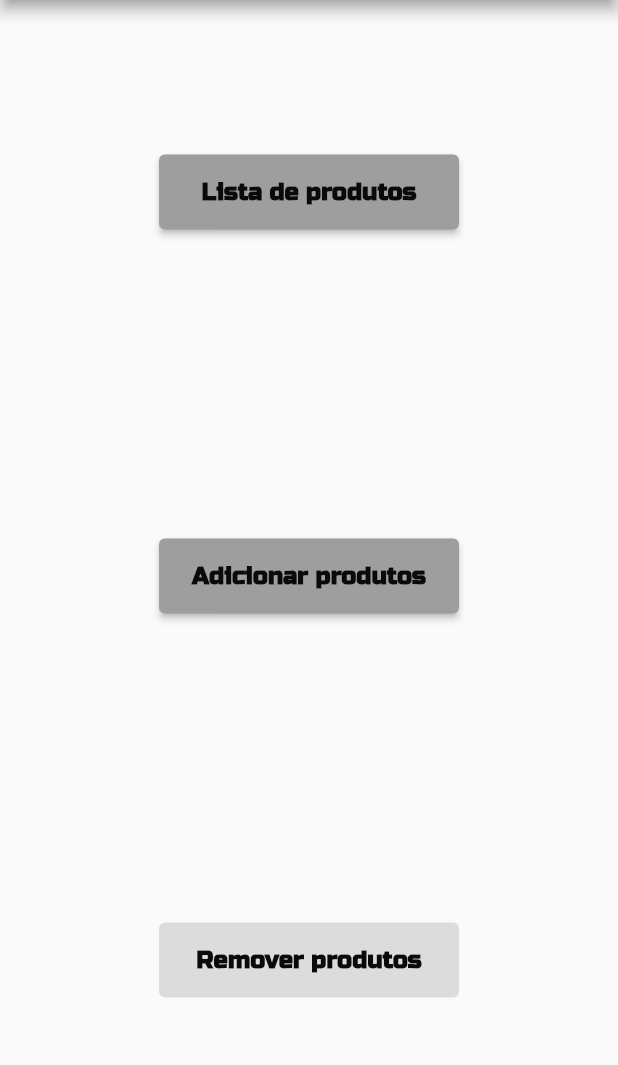
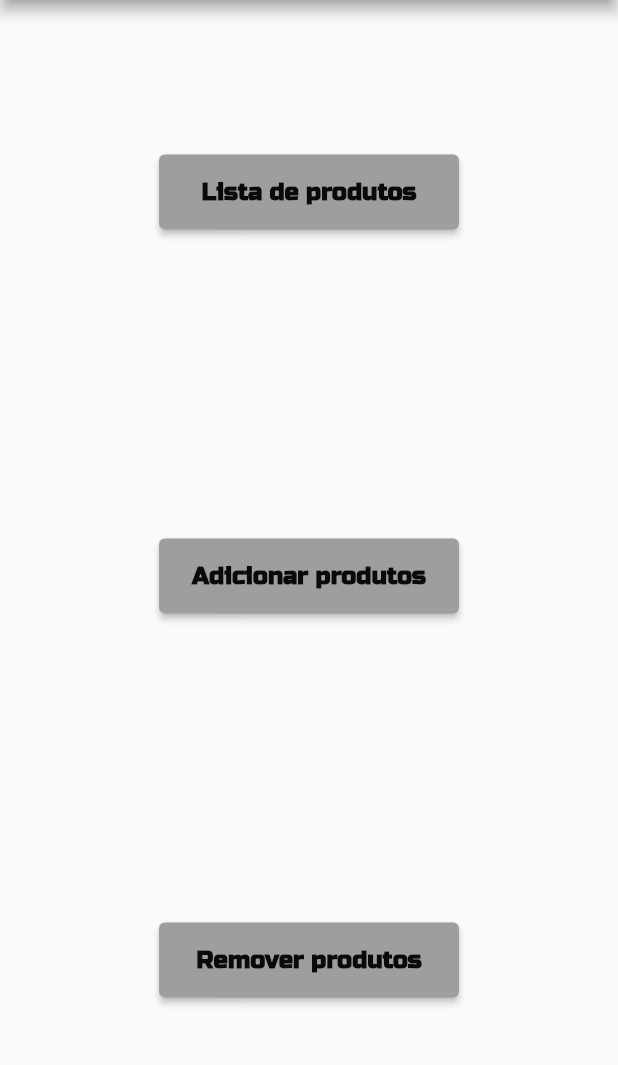
Before and after one commit to fabioychinen/storage_test, a Flutter app: the screen it shows after launch, on a phone screen of 412 x 824 dp, the part 84-1149 px from its top. Run offline on Flutter 3.47's test engine with Material 2 defaults, Android fonts, the light colour scheme and no system bars; our stand-ins replace bloc, equatable, flutter_bloc, sqflite; missing offline and left inert: flutter_barcode_scanner; accounts and stored records are empty.

Commit message:
third commit

```diff
--- a/lib/blocs/product_bloc.dart
+++ b/lib/blocs/product_bloc.dart
@@ -6,39 +6,27 @@ import 'package:storage_test/repositories/product_repository.dart';
 class ProductBloc extends Bloc<ProductEvent, ProductState> {
   final _productRepo = ProductRepository();
 
-  // final StreamController<ProductEvent> _inputProductController = StreamController<ProductEvent>();
-  // final StreamController<ProductState> _outputProductController = StreamController<ProductState>();
-
-  // Sink<ProductEvent> get inputProduct => _inputProductController.sink;
-  // Stream<ProductState> get stream => _outputProductController.stream;
-
   ProductBloc() : super(ProductInitialState()) {
-    // _inputProductController.stream.listen(_mapEventToState);
     on<LoadProductEvent>(
-      (event, emit) =>
-          emit(ProductSuccessState(product: _productRepo.loadProduct())),
+      (event, emit) async {
+        final products = await _productRepo.loadProducts();
+        emit(ProductSuccessState(product: products, products: []));
+      },
     );
 
     on<AddProductEvent>(
-      (event, emit) => emit(
-          ProductSuccessState(product: _productRepo.addProduct(event.product))),
+      (event, emit) async {
+        final addedProduct = await _productRepo.addProduct(event.product);
+        emit(ProductSuccessState.single(addedProduct, products: null));
+      },
     );
 
     on<RemoveProductEvent>(
-      (event, emit) => emit(ProductSuccessState(
-          product: _productRepo.removeProduct(event.product))),
+      (event, emit) async {
+        await _productRepo.removeProduct(event.productId);
+        final products = await _productRepo.loadProducts();
+        emit(ProductSuccessState(product: products, products: []));
+      },
     );
   }
-
-  // _mapEventToState(ProductEvent event) {
-  //   List<Product> product = [];
-  //   if (event is LoadProductEvent) {
-  //     product = _productRepo.loadProduct();
-  //   } else if (event is AddProductEvent) {
-  //     product = _productRepo.addProduct(event.product);
-  //   } else if (event is RemoveProductEvent) {
-  //     product = _productRepo.removeProduct(event.product);
-  //   }
-  //   _outputProductController.add(ProductSuccessState(product: product));
-  // }
 }
--- a/lib/blocs/product_events.dart
+++ b/lib/blocs/product_events.dart
@@ -14,9 +14,10 @@ class AddProductEvent extends ProductEvent {
 }
 
 class RemoveProductEvent extends ProductEvent {
-  Product product;
+  int productId;
 
   RemoveProductEvent({
-    required this.product,
+    required this.productId,
+    required Product product,
   });
 }
--- a/lib/blocs/product_state.dart
+++ b/lib/blocs/product_state.dart
@@ -13,6 +13,10 @@ class ProductInitialState extends ProductState {
 }
 
 class ProductSuccessState extends ProductState {
-  ProductSuccessState({required List<Product> product})
-      : super(product: product);
+  ProductSuccessState(
+      {required List<Product> products, required List<Product> product})
+      : super(product: products);
+
+  ProductSuccessState.single(Product product, {required products})
+      : super(product: [product]);
 }
--- a/lib/data/data_general_constant.dart
+++ /dev/null
@@ -1 +0,0 @@
-const int databaseVersion = 1;
--- a/lib/screens/barcode_screen.dart
+++ b/lib/screens/barcode_screen.dart
@@ -30,6 +30,7 @@ class BarcodeScreenContents extends StatelessWidget {
       false,
       ScanMode.BARCODE,
     );
+
     // ignore: use_build_context_synchronously
     BlocProvider.of<BarcodeBloc>(context)
         .add(UpdateBarcodeEvent(code != '-1' ? code : 'Inválido'));
@@ -51,7 +52,7 @@ class BarcodeScreenContents extends StatelessWidget {
             ),
             ElevatedButton.icon(
               onPressed: () => readBARCode(context),
-              icon: Image.asset('assets/images/barcode.png.png'),
+              icon: Image.asset('assets/images/barcode.png'),
               label: const Text(
                 'Escanear',
                 style: TextStyle(
--- a/lib/screens/home_screen.dart
+++ b/lib/screens/home_screen.dart
@@ -57,12 +57,14 @@ class HomeScreen extends StatelessWidget {
                 ),
               ),
             ),
-            const SizedBox(
+            SizedBox(
               width: 200,
               height: 50,
               child: ElevatedButton(
-                onPressed: null,
-                child: Text(
+                onPressed: () {
+                  Navigator.of(context).pushNamed(AppRoutes.productListScreen);
+                },
+                child: const Text(
                   'Remover produtos',
                   style: TextStyle(
                       fontFamily: 'RussoOne',
```
Also changed, not shown: lib/data/product_db.dart (+11 -13 lines), lib/models/product.dart (+27 -7 lines), lib/repositories/product_repository.dart (+62 -19 lines), lib/screens/product_list_screen.dart (+3 -4 lines), pubspec.yaml (+5 -5 lines), 1 other file.
